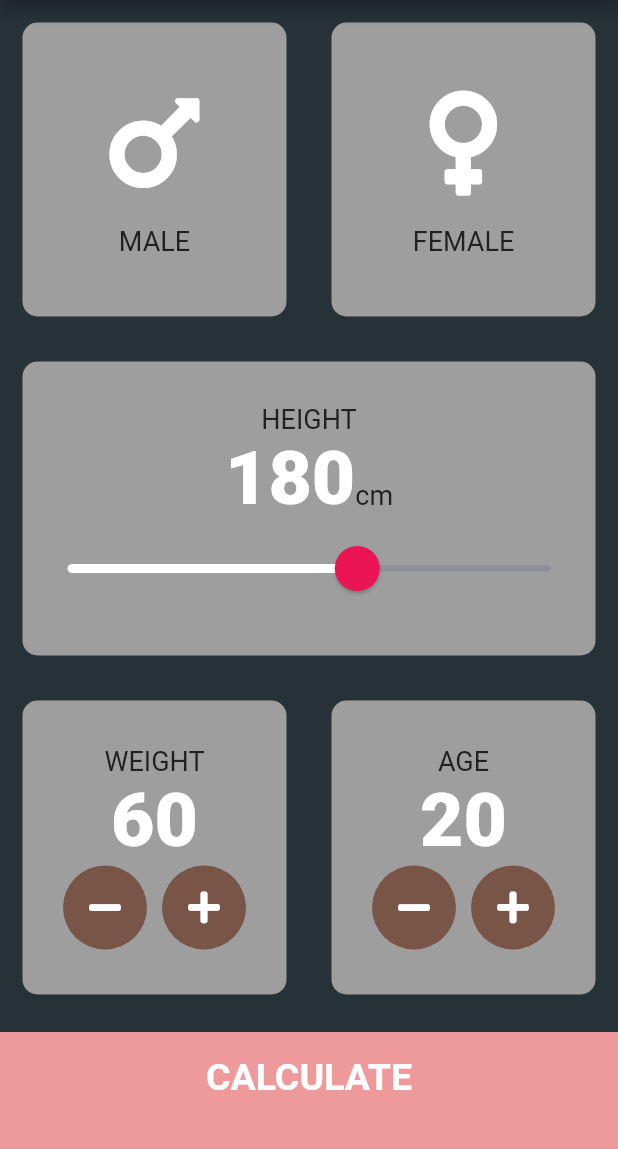
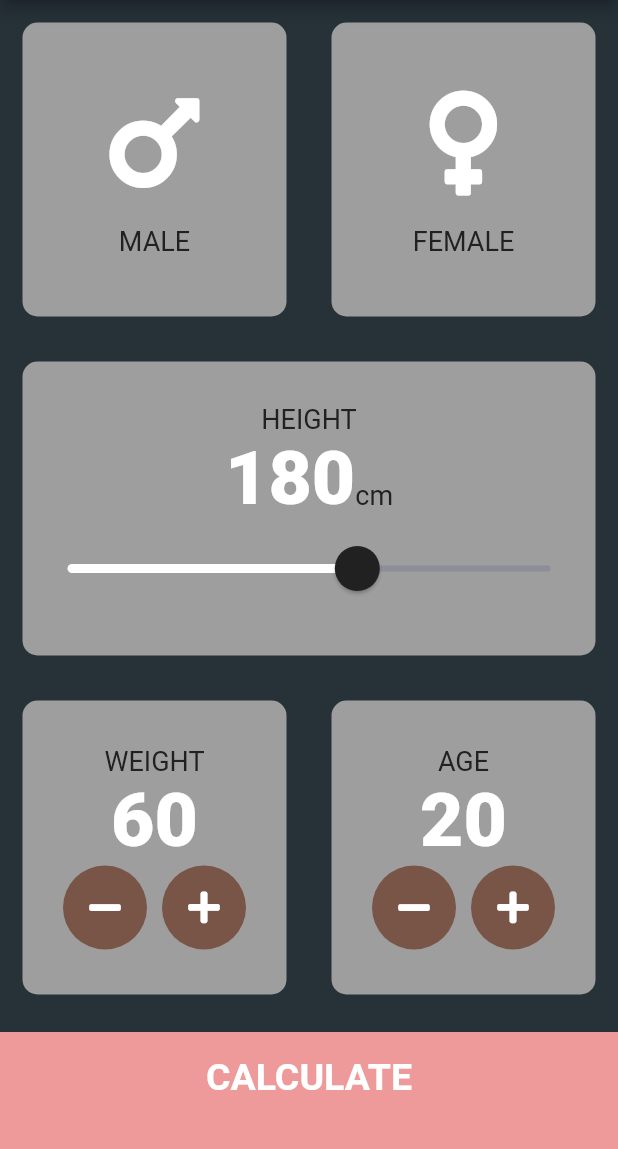
Before and after one commit to OxamaHxn/BMI-Calculator-Flutter-, a Flutter app: the screen it shows after launch, on a phone screen of 412 x 824 dp, the part 84-1233 px from its top. Run offline on Flutter 3.47's test engine with Material 2 defaults, Android fonts, the phone set to English and light mode, and no system bars; our stand-ins replace font_awesome_flutter.

Commit message:
thumb button customization

```diff
--- a/lib/screens/input_page.dart
+++ b/lib/screens/input_page.dart
@@ -99,7 +99,7 @@ class _InputPageState extends State<InputPage> {
                     data: SliderTheme.of(context).copyWith(
                       inactiveTrackColor: Color(0xFF8D8E98),
                       activeTrackColor: Colors.white,
-                      thumbColor: Color(0xFFEB1555),
+                      thumbColor: Color(0xFF212121),
                       overlayColor: Color(0x29EB1555),
                       thumbShape:
                           RoundSliderThumbShape(enabledThumbRadius: 15.0),
```
